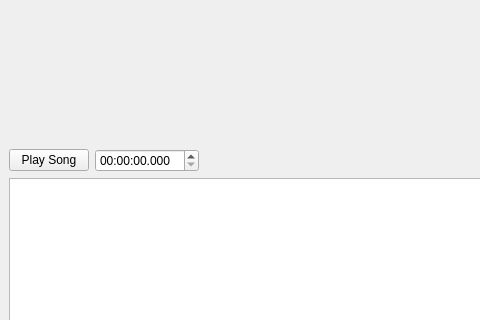
Before: the Qt Designer form audioanalysis/main.ui in Ticopress/audioanalysis, drawn with Qt 5; both pictures show x 0 to 480 and y 139 to 459 of the 732 by 540 pixel window.
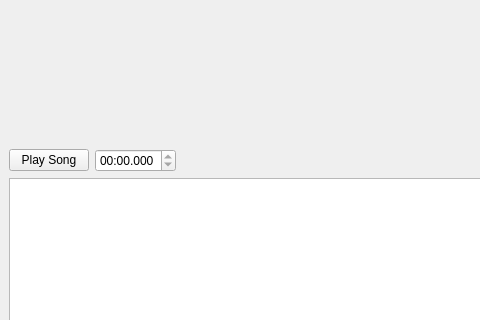
After: the same form once the commit is applied. Icons and pictures are not drawn.

```diff
--- a/audioanalysis/main.ui
+++ b/audioanalysis/main.ui
@@ -144,7 +144,10 @@
          </widget>
         </item>
         <item>
-         <widget class="QTimeEdit" name="timeEdit">
+         <widget class="QTimeEdit" name="time_edit">
+          <property name="readOnly">
+           <bool>true</bool>
+          </property>
           <property name="buttonSymbols">
            <enum>QAbstractSpinBox::UpDownArrows</enum>
           </property>
@@ -152,7 +155,7 @@
            <enum>QDateTimeEdit::HourSection</enum>
           </property>
           <property name="displayFormat">
-           <string>hh:mm:ss.sss</string>
+           <string>mm:ss.zzz</string>
           </property>
           <property name="timeSpec">
            <enum>Qt::OffsetFromUTC</enum>
```
Left out of the diff: 2 changed lines with no effect on the pictures.
